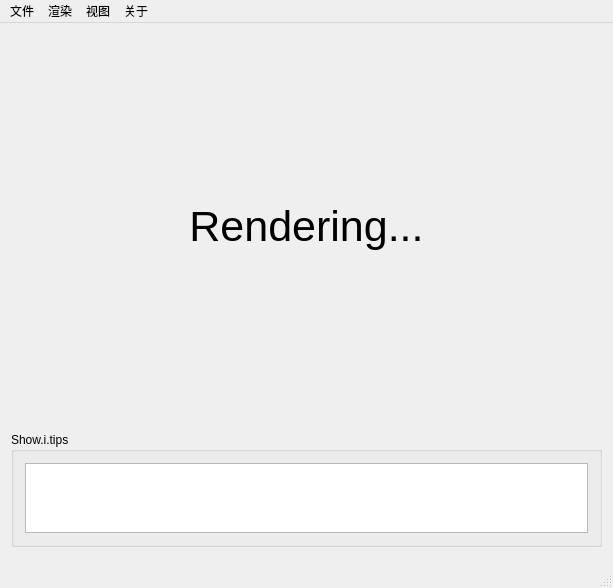
The window that src/RayTraceWindows/form/raytracewindows.ui (sines/RayTrace) describes before a commit, drawn with Qt 5.
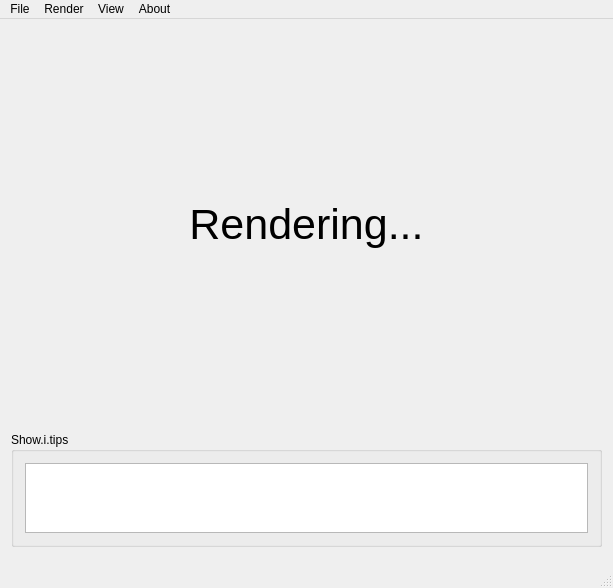
The same window after the commit. Icons and pictures are not drawn.

```diff
--- a/src/RayTraceWindows/form/raytracewindows.ui
+++ b/src/RayTraceWindows/form/raytracewindows.ui
@@ -171,12 +171,12 @@
      <x>0</x>
      <y>0</y>
      <width>613</width>
-     <height>17</height>
+     <height>20</height>
     </rect>
    </property>
    <widget class="QMenu" name="menuFile">
     <property name="title">
-     <string>文件</string>
+     <string>File</string>
     </property>
     <addaction name="actionNew"/>
     <addaction name="actionOpen"/>
@@ -184,7 +184,7 @@
    </widget>
    <widget class="QMenu" name="menuRender">
     <property name="title">
-     <string>渲染</string>
+     <string>Render</string>
     </property>
     <addaction name="actionStart"/>
     <addaction name="actionPause"/>
@@ -192,12 +192,12 @@
    </widget>
    <widget class="QMenu" name="menuView">
     <property name="title">
-     <string>视图</string>
+     <string>View</string>
     </property>
    </widget>
    <widget class="QMenu" name="menuAbout">
     <property name="title">
-     <string>关于</string>
+     <string>About</string>
     </property>
     <addaction name="actionAbout"/>
    </widget>
```
Left out of the diff: 8 changed lines with no effect on the pictures.
